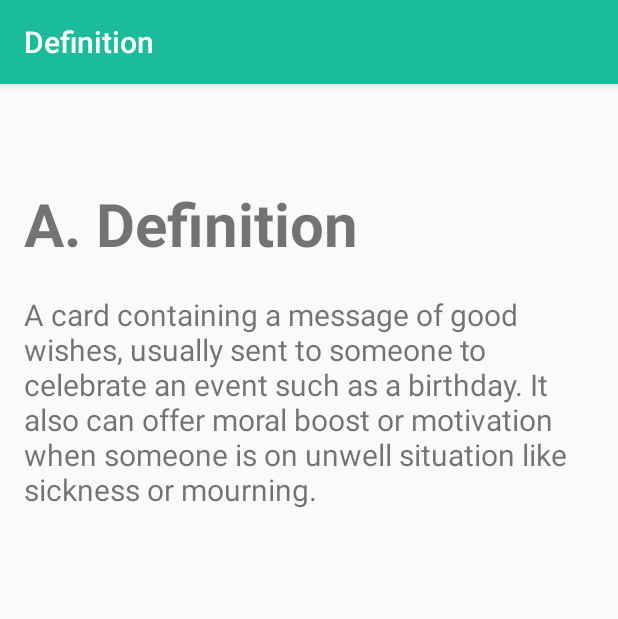
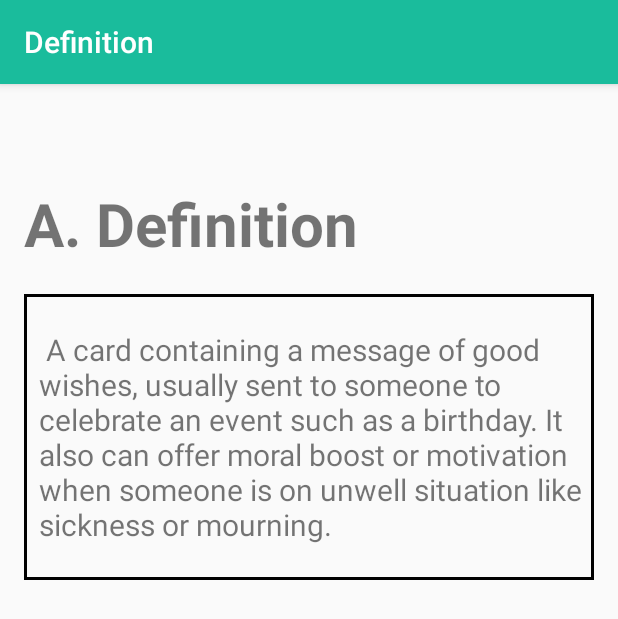
Before and after one commit to Adamalbarisyi/GreetingApps, an Android app: the DefinitionActivity screen opened directly, with no data from a screen before it, on a phone screen of 412 x 824 dp. Shown: the top 619 px of the screen. Run offline under Robolectric (Android 15) with nearby library versions, the phone set to English and light mode, and no system bars.

Commit message:
add icon

```diff
--- a/app/src/main/AndroidManifest.xml
+++ b/app/src/main/AndroidManifest.xml
@@ -4,7 +4,7 @@
 
     <application
         android:allowBackup="true"
-        android:icon="@mipmap/ic_launcher"
+        android:icon="@mipmap/icon_launcher"
         android:label="@string/app_name"
         android:roundIcon="@mipmap/ic_launcher_round"
         android:supportsRtl="true"
--- a/app/src/main/res/layout/activity_definition.xml
+++ b/app/src/main/res/layout/activity_definition.xml
@@ -30,8 +30,9 @@
             android:layout_height="wrap_content"
             android:layout_marginTop="20dp"
             android:textAlignment="gravity"
-            android:fontFamily=""
-            android:text="A card containing a message of good wishes, usually sent to someone to celebrate an event such as a birthday. It also can offer moral boost or motivation when someone is on unwell situation like sickness or mourning."
+            android:paddingLeft="10dp"
+            android:background="@drawable/textview_border"
+            android:text="@string/definition"
             android:textSize="20dp"/>
 
 
--- a/app/src/main/res/values/strings.xml
+++ b/app/src/main/res/values/strings.xml
@@ -11,6 +11,7 @@
     <string name="beranda">Home</string>
     <string name="soal">Practice Questions</string>
     <string name="soal1">\nTo: Father \n Thanks for being my hero! Hope you are always blessed with health and happiness. \nLove , \nYour Son\n"</string>
+    <string name="definition"> \n A card containing a message of good wishes, usually sent to someone to celebrate an event such as a birthday. It also can offer moral boost or motivation when someone is on unwell situation like sickness or mourning. \n</string>
 
 
 
```
Also changed, not shown: app/src/main/res/drawable-v24/icon.png (added), app/src/main/res/mipmap-hdpi/icon_launcher.png (added).
